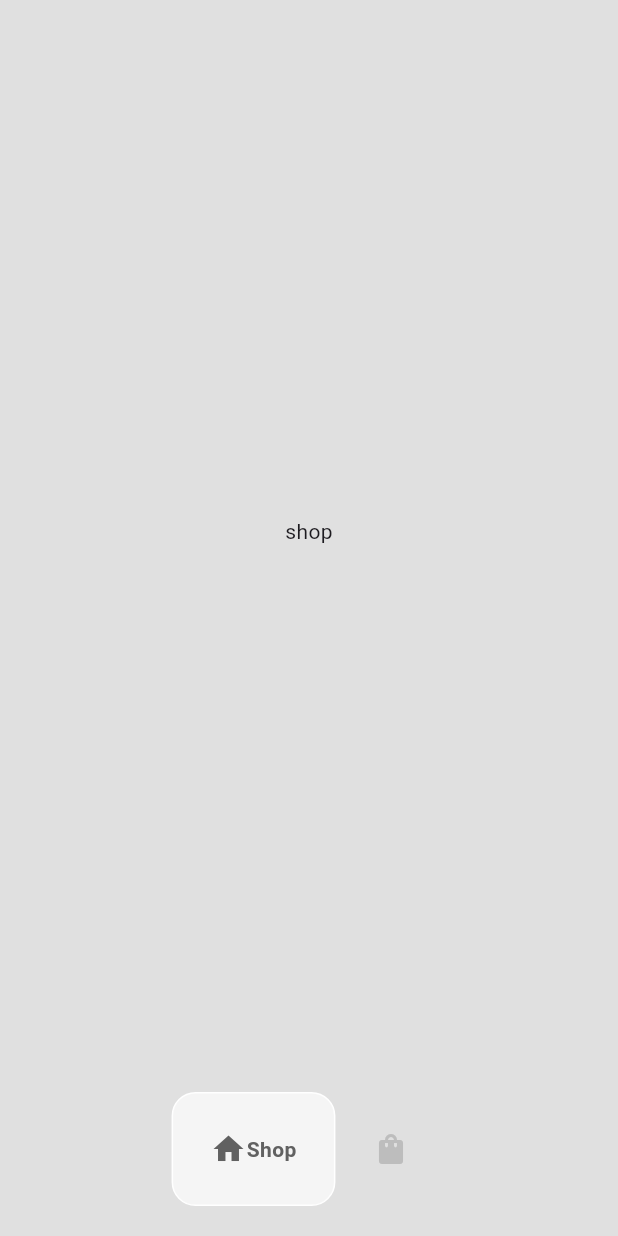
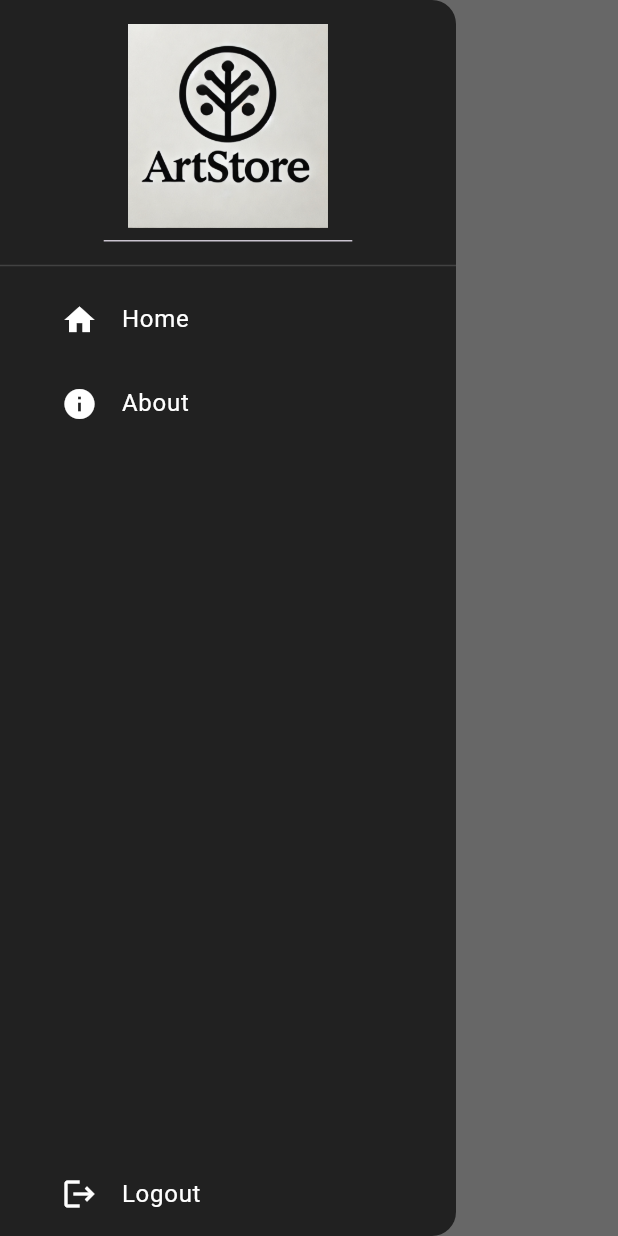
Before and after one commit to its-clem-fandango/artstore, a Flutter app: the Home screen opened directly, with the side drawer open (before the commit the screen has no drawer), on a phone screen of 412 x 824 dp. Run offline on Flutter 3.47's test engine with Material 3 defaults, Android fonts, the light colour scheme and no system bars; drawn by our look-alikes of google_nav_bar.

Commit message:
Add Drawer

```diff
--- a/lib/pages/home.dart
+++ b/lib/pages/home.dart
@@ -38,6 +38,77 @@ class _HomeState extends State<Home> {
       bottomNavigationBar: MyBottomNavBar(
         onTabChange: (index) => navigateBottomBar(index),
       ),
+      appBar: AppBar(
+          backgroundColor: Colors.transparent,
+          //drawer + drawer button
+          leading: Builder(
+            builder: (context) => IconButton(
+              icon: const Icon(Icons.menu),
+              onPressed: () {
+                Scaffold.of(context).openDrawer();
+              },
+            ),
+          )),
+      drawer: Drawer(
+        backgroundColor: Colors.grey[900],
+        child: Column(
+          children: [
+            //logo
+            DrawerHeader(
+              child: Image.asset(
+                "lib/images/logo.jpg",
+              ),
+            ),
+
+            Divider(
+              color: Colors.grey[800],
+            ),
+
+            //pages
+            const Padding(
+              padding: EdgeInsets.only(left: 25.0),
+              child: ListTile(
+                leading: Icon(
+                  Icons.home,
+                  color: Colors.white,
+                ),
+                title: Text(
+                  "Home",
+                  style: TextStyle(color: Colors.white),
+                ),
+              ),
+            ),
+            const Padding(
+              padding: EdgeInsets.only(left: 25.0),
+              child: ListTile(
+                leading: Icon(
+                  Icons.info,
+                  color: Colors.white,
+                ),
+                title: Text(
+                  "About",
+                  style: TextStyle(color: Colors.white),
+                ),
+              ),
+            ),
+            //Spacer widget pushes everything to the bottom
+            Spacer(),
+            const Padding(
+              padding: EdgeInsets.only(left: 25.0),
+              child: ListTile(
+                leading: Icon(
+                  Icons.logout,
+                  color: Colors.white,
+                ),
+                title: Text(
+                  "Logout",
+                  style: TextStyle(color: Colors.white),
+                ),
+              ),
+            ),
+          ],
+        ),
+      ),
       body: _pages[_selectedIndex],
     );
   }
```
Also changed, not shown: lib/images/logo.jpg (added).
